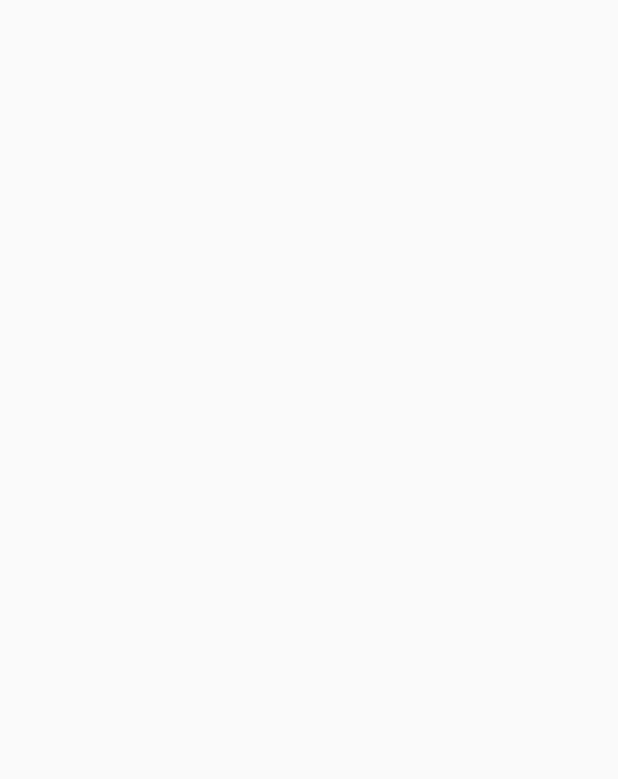
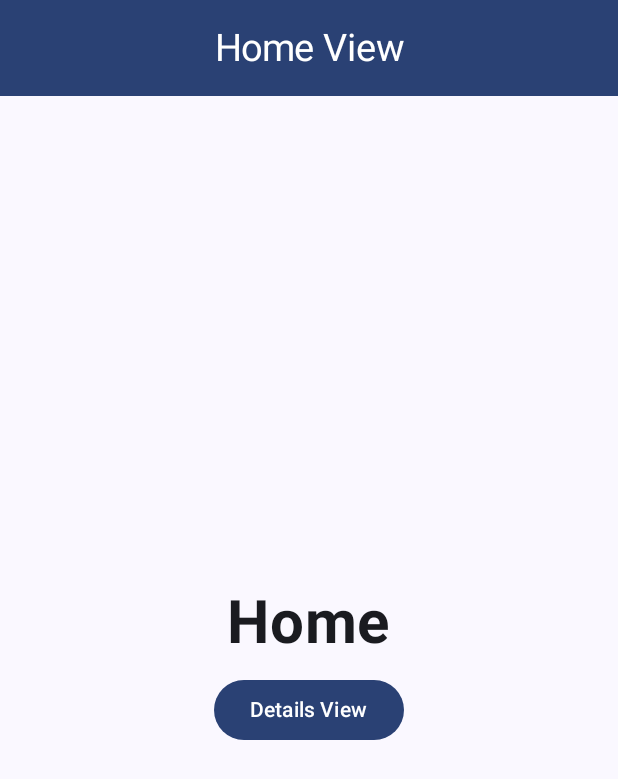
Before and after one commit to cTapiaDev/clases_kotlin, an Android app built with Jetpack Compose: the screen it shows after launch (MainActivity), on a phone screen of 412 x 824 dp. Before the commit the part shown is empty. Shown: the top 779 px of the screen. Run offline under Robolectric (Android 15) with nearby library versions, the phone set to English and light mode, and no system bars.

Commit message:
clase navegacion

```diff
--- a/Navegacion/app/build.gradle.kts
+++ b/Navegacion/app/build.gradle.kts
@@ -49,6 +49,7 @@ dependencies {
     implementation(libs.androidx.ui.graphics)
     implementation(libs.androidx.ui.tooling.preview)
     implementation(libs.androidx.material3)
+    implementation(libs.androidx.navigation.compose)
     testImplementation(libs.junit)
     androidTestImplementation(libs.androidx.junit)
     androidTestImplementation(libs.androidx.espresso.core)
@@ -56,4 +57,6 @@ dependencies {
     androidTestImplementation(libs.androidx.ui.test.junit4)
     debugImplementation(libs.androidx.ui.tooling)
     debugImplementation(libs.androidx.ui.test.manifest)
+
+    implementation(libs.androidx.navigation.compose)
 }
--- a/Navegacion/app/src/main/java/cl/bootcamp/navegacion/MainActivity.kt
+++ b/Navegacion/app/src/main/java/cl/bootcamp/navegacion/MainActivity.kt
@@ -17,7 +17,7 @@ import cl.bootcamp.navegacion.ui.theme.NavegacionTheme
 class MainActivity : ComponentActivity() {
     override fun onCreate(savedInstanceState: Bundle?) {
         super.onCreate(savedInstanceState)
-        enableEdgeToEdge()
+        // enableEdgeToEdge()
         setContent {
             NavegacionTheme {
                 NavManager()
--- /dev/null
+++ b/Navegacion/app/src/main/java/cl/bootcamp/navegacion/components/BarComponents.kt
@@ -0,0 +1,15 @@
+package cl.bootcamp.navegacion.components
+
+import androidx.compose.material3.Text
+import androidx.compose.runtime.Composable
+import androidx.compose.ui.graphics.Color
+import androidx.compose.ui.unit.sp
+
+@Composable
+fun TitleBar(name: String) {
+    Text(
+        text = name,
+        fontSize = 25.sp,
+        color = Color.White
+    )
+}
--- /dev/null
+++ b/Navegacion/app/src/main/java/cl/bootcamp/navegacion/components/BodyComponents.kt
@@ -0,0 +1,43 @@
+package cl.bootcamp.navegacion.components
+
+import androidx.compose.foundation.layout.Spacer
+import androidx.compose.foundation.layout.height
+import androidx.compose.material3.Button
+import androidx.compose.material3.ButtonDefaults
+import androidx.compose.material3.Text
+import androidx.compose.runtime.Composable
+import androidx.compose.ui.Modifier
+import androidx.compose.ui.graphics.Color
+import androidx.compose.ui.text.font.FontWeight
+import androidx.compose.ui.unit.dp
+import androidx.compose.ui.unit.sp
+
+@Composable
+fun TitleView(name: String) {
+    Text(
+        text = name,
+        fontSize = 40.sp,
+        fontWeight = FontWeight.Bold
+    )
+}
+
+@Composable
+fun Space() {
+    Spacer(modifier = Modifier.height(10.dp))
+}
+
+@Composable
+fun MainButton(
+    name: String,
+    color: Color,
+    onClick: () -> Unit
+) {
+    Button(
+        onClick = onClick,
+        colors = ButtonDefaults.buttonColors(
+            contentColor = color
+        )
+    ) {
+        Text( text = name)
+    }
+}
--- a/Navegacion/app/src/main/java/cl/bootcamp/navegacion/navigation/NavManager.kt
+++ b/Navegacion/app/src/main/java/cl/bootcamp/navegacion/navigation/NavManager.kt
@@ -1,8 +1,28 @@
 package cl.bootcamp.navegacion.navigation
 
 import androidx.compose.runtime.Composable
+import androidx.navigation.NavType
+import androidx.navigation.compose.NavHost
+import androidx.navigation.compose.composable
+import androidx.navigation.compose.rememberNavController
+import androidx.navigation.navArgument
+import cl.bootcamp.navegacion.views.DetailsView
+import cl.bootcamp.navegacion.views.HomeView
 
 @Composable
 fun NavManager() {
-
+    val navController = rememberNavController()
+    NavHost(navController, startDestination = "Home") {
+        composable("Home") {
+            HomeView(navController)
+        }
+        composable("Details/{id}/?{nombre}", arguments = listOf(
+            navArgument("id") {type = NavType.IntType},
+            navArgument("nombre") {type = NavType.StringType}
+        )) {
+            val id = it.arguments?.getInt("id") ?: 0
+            val nombre = it.arguments?.getString("nombre") ?: ""
+            DetailsView(navController, id, nombre)
+        }
+    }
 }
--- /dev/null
+++ b/Navegacion/app/src/main/java/cl/bootcamp/navegacion/views/HomeView.kt
@@ -0,0 +1,60 @@
+package cl.bootcamp.navegacion.views
+
+import androidx.compose.foundation.layout.Arrangement
+import androidx.compose.foundation.layout.Column
+import androidx.compose.foundation.layout.PaddingValues
+import androidx.compose.foundation.layout.fillMaxSize
+import androidx.compose.foundation.layout.padding
+import androidx.compose.material3.CenterAlignedTopAppBar
+import androidx.compose.material3.ExperimentalMaterial3Api
+import androidx.compose.material3.MaterialTheme
+import androidx.compose.material3.Scaffold
+import androidx.compose.material3.TopAppBarDefaults
+import androidx.compose.runtime.Composable
+import androidx.compose.ui.Alignment
+import androidx.compose.ui.Modifier
+import androidx.compose.ui.graphics.Color
+import androidx.navigation.NavController
+import cl.bootcamp.navegacion.components.MainButton
+import cl.bootcamp.navegacion.components.Space
+import cl.bootcamp.navegacion.components.TitleBar
+import cl.bootcamp.navegacion.components.TitleView
+
+@OptIn(ExperimentalMaterial3Api::class)
+@Composable
+fun HomeView(navController: NavController) {
+    Scaffold(
+        topBar = {
+            CenterAlignedTopAppBar(
+                title = { TitleBar("Home View") },
+                colors = TopAppBarDefaults.topAppBarColors(
+                    containerColor = MaterialTheme.colorScheme.primary
+                )
+            )
+        }
+    ) {
+        ContentHomeView(it, navController)
+    }
+}
+
+@Composable
+fun ContentHomeView(paddingValues: PaddingValues, navController: NavController) {
+
+    val id = 12345
+    val nombre = ""
+
+    Column(
+        modifier = Modifier
+            .padding(paddingValues)
+            .fillMaxSize(),
+        verticalArrangement = Arrangement.Center,
+        horizontalAlignment = Alignment.CenterHorizontally
+    ) {
+        TitleView("Home")
+        Space()
+        MainButton("Details View", Color.White) {
+            navController.navigate("Details/${id}/?${nombre}")
+        }
+    }
+
+}
--- a/Navegacion/gradle/libs.versions.toml
+++ b/Navegacion/gradle/libs.versions.toml
@@ -8,6 +8,7 @@ espressoCore = "3.6.1"
 lifecycleRuntimeKtx = "2.8.7"
 activityCompose = "1.10.0"
 composeBom = "2024.04.01"
+navigationCompose = "2.8.9"
 
 [libraries]
 androidx-core-ktx = { group = "androidx.core", name = "core-ktx", version.ref = "coreKtx" }
@@ -24,6 +25,7 @@ androidx-ui-tooling-preview = { group = "androidx.compose.ui", name = "ui-toolin
 androidx-ui-test-manifest = { group = "androidx.compose.ui", name = "ui-test-manifest" }
 androidx-ui-test-junit4 = { group = "androidx.compose.ui", name = "ui-test-junit4" }
 androidx-material3 = { group = "androidx.compose.material3", name = "material3" }
+androidx-navigation-compose = { group = "androidx.navigation", name = "navigation-compose", version.ref = "navigationCompose" }
 
 [plugins]
 android-application = { id = "com.android.application", version.ref = "agp" }
```
Also changed, not shown: Navegacion/app/src/main/java/cl/bootcamp/navegacion/views/DetailsView.kt (added, +76 -0 lines).
